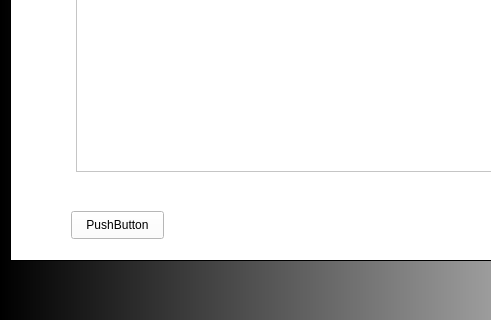
First picture: the form in CS1D_Project_2/mainwindow.ui, repository hicholasnu/Take-Me-Out-To-The-Ballgame, before the edit; both pictures show x 0 to 491 and y 280 to 600 of the 800 by 600 pixel window.
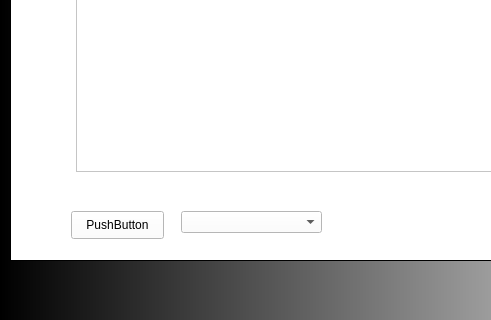
Second picture: the form after the edit.

```diff
--- a/CS1D_Project_2/mainwindow.ui
+++ b/CS1D_Project_2/mainwindow.ui
@@ -202,6 +202,16 @@
        <string>PushButton</string>
       </property>
      </widget>
+     <widget class="QComboBox" name="comboBoxStadiumNames">
+      <property name="geometry">
+       <rect>
+        <x>170</x>
+        <y>480</y>
+        <width>141</width>
+        <height>22</height>
+       </rect>
+      </property>
+     </widget>
     </widget>
    </widget>
   </widget>
```
